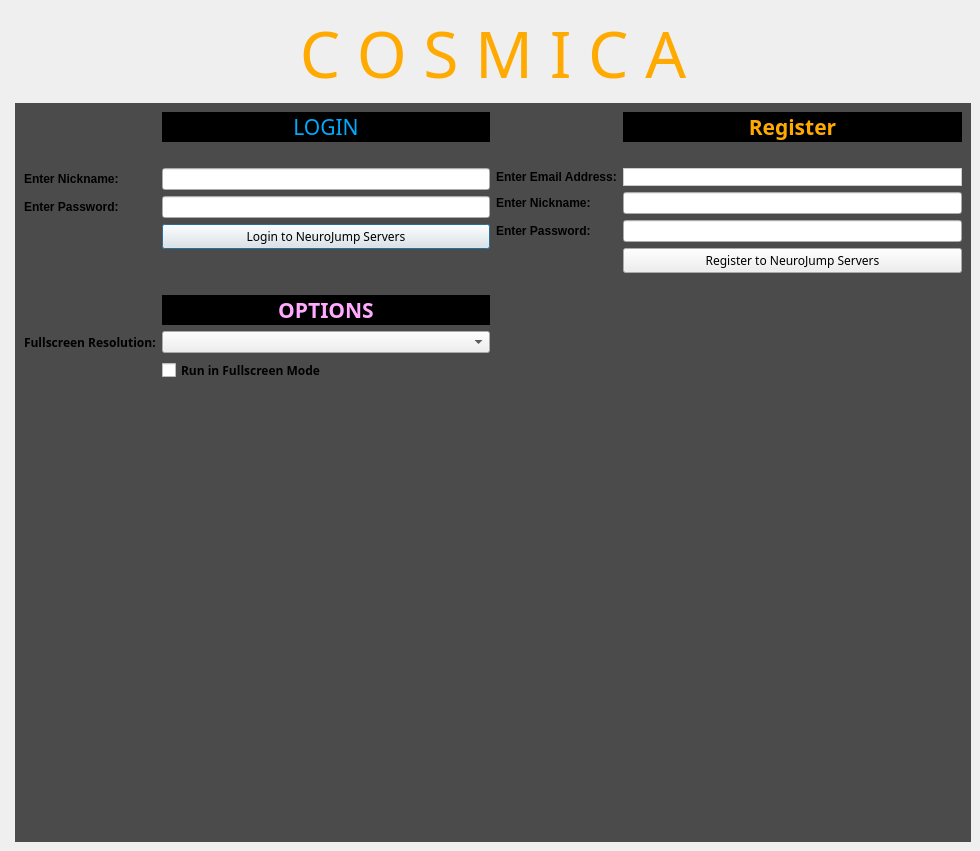
Qt form anw/Client/design.ui (colshag/cosmica) before a commit.
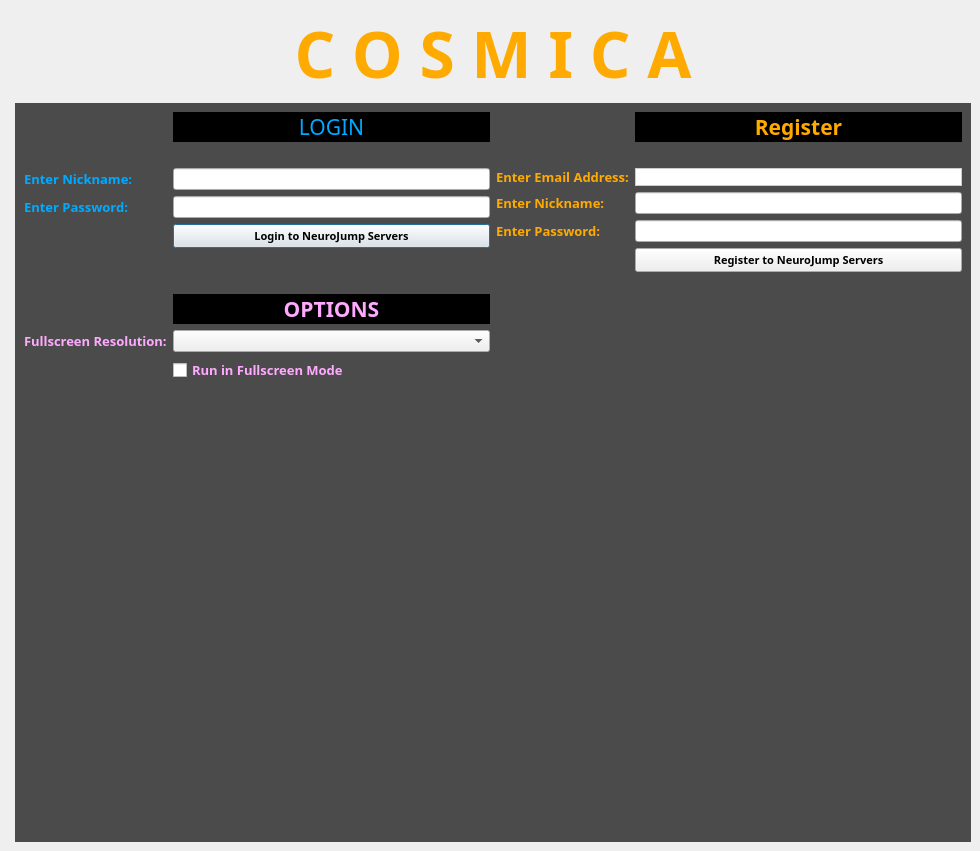
The same form after that commit. Icons and pictures are not drawn.

Commit message: launcher font changes

The edit to the form file:
```diff
--- a/anw/Client/design.ui
+++ b/anw/Client/design.ui
@@ -58,7 +58,10 @@
      <widget class="QLabel" name="label_3">
       <property name="font">
        <font>
-        <family>Terminator Two</family>
+        <family>Arial Black</family>
+        <pointsize>48</pointsize>
+        <weight>75</weight>
+        <bold>true</bold>
        </font>
       </property>
       <property name="text">
@@ -114,14 +117,14 @@
            <widget class="QLabel" name="label">
             <property name="font">
              <font>
-              <family>Yu Gothic UI</family>
-              <pointsize>9</pointsize>
+              <family>Arial Black</family>
+              <pointsize>10</pointsize>
               <weight>75</weight>
               <bold>true</bold>
              </font>
             </property>
             <property name="text">
-             <string>Enter Nickname:</string>
+             <string>&lt;html&gt;&lt;head/&gt;&lt;body&gt;&lt;p&gt;&lt;span style=&quot; color:#00aaff;&quot;&gt;Enter Nickname:&lt;/span&gt;&lt;/p&gt;&lt;/body&gt;&lt;/html&gt;</string>
             </property>
            </widget>
           </item>
@@ -136,14 +139,14 @@
            <widget class="QLabel" name="label_2">
             <property name="font">
              <font>
-              <family>Yu Gothic UI</family>
-              <pointsize>9</pointsize>
+              <family>Arial Black</family>
+              <pointsize>10</pointsize>
               <weight>75</weight>
               <bold>true</bold>
              </font>
             </property>
             <property name="text">
-             <string>Enter Password:</string>
+             <string>&lt;html&gt;&lt;head/&gt;&lt;body&gt;&lt;p&gt;&lt;span style=&quot; color:#00aaff;&quot;&gt;Enter Password:&lt;/span&gt;&lt;/p&gt;&lt;/body&gt;&lt;/html&gt;</string>
             </property>
            </widget>
           </item>
@@ -161,10 +164,10 @@
            <widget class="QPushButton" name="btnLogin">
             <property name="font">
              <font>
-              <family>RowdyHeavy</family>
-              <pointsize>9</pointsize>
-              <weight>50</weight>
-              <bold>false</bold>
+              <family>Arial Black</family>
+              <pointsize>8</pointsize>
+              <weight>75</weight>
+              <bold>true</bold>
              </font>
             </property>
             <property name="text">
@@ -209,14 +212,14 @@
            <widget class="QLabel" name="label_32">
             <property name="font">
              <font>
-              <family>Yu Gothic</family>
-              <pointsize>9</pointsize>
+              <family>Arial Black</family>
+              <pointsize>10</pointsize>
               <weight>75</weight>
               <bold>true</bold>
              </font>
             </property>
             <property name="text">
-             <string>Fullscreen Resolution:</string>
+             <string>&lt;html&gt;&lt;head/&gt;&lt;body&gt;&lt;p&gt;&lt;span style=&quot; color:#ffaaff;&quot;&gt;Fullscreen Resolution:&lt;/span&gt;&lt;/p&gt;&lt;/body&gt;&lt;/html&gt;</string>
             </property>
            </widget>
           </item>
@@ -227,12 +230,15 @@
            <widget class="QCheckBox" name="chkFullScreenMode">
             <property name="font">
              <font>
-              <family>Yu Gothic</family>
-              <pointsize>9</pointsize>
+              <family>Arial Black</family>
+              <pointsize>10</pointsize>
               <weight>75</weight>
               <bold>true</bold>
              </font>
             </property>
+            <property name="styleSheet">
+             <string notr="true">color: rgb(255, 170, 255);</string>
+            </property>
             <property name="text">
              <string>Run in Fullscreen Mode</string>
             </property>
@@ -274,14 +280,14 @@
            <widget class="QLabel" name="label_7">
             <property name="font">
              <font>
-              <family>Yu Gothic UI</family>
-              <pointsize>9</pointsize>
+              <family>Arial Black</family>
+              <pointsize>10</pointsize>
               <weight>75</weight>
               <bold>true</bold>
              </font>
             </property>
             <property name="text">
-             <string>Enter Email Address:</string>
+             <string>&lt;html&gt;&lt;head/&gt;&lt;body&gt;&lt;p&gt;&lt;span style=&quot; color:#ffaa00;&quot;&gt;Enter Email Address:&lt;/span&gt;&lt;/p&gt;&lt;/body&gt;&lt;/html&gt;</string>
             </property>
            </widget>
           </item>
@@ -296,14 +302,14 @@
            <widget class="QLabel" name="label_8">
             <property name="font">
              <font>
-              <family>Yu Gothic UI</family>
-              <pointsize>9</pointsize>
+              <family>Arial Black</family>
+              <pointsize>10</pointsize>
               <weight>75</weight>
               <bold>true</bold>
              </font>
             </property>
             <property name="text">
-             <string>Enter Nickname:</string>
+             <string>&lt;html&gt;&lt;head/&gt;&lt;body&gt;&lt;p&gt;&lt;span style=&quot; color:#ffaa00;&quot;&gt;Enter Nickname:&lt;/span&gt;&lt;/p&gt;&lt;/body&gt;&lt;/html&gt;</string>
             </property>
            </widget>
           </item>
@@ -318,14 +324,14 @@
            <widget class="QLabel" name="label_9">
             <property name="font">
              <font>
-              <family>Yu Gothic UI</family>
-              <pointsize>9</pointsize>
+              <family>Arial Black</family>
+              <pointsize>10</pointsize>
               <weight>75</weight>
               <bold>true</bold>
              </font>
             </property>
             <property name="text">
-             <string>Enter Password:</string>
+             <string>&lt;html&gt;&lt;head/&gt;&lt;body&gt;&lt;p&gt;&lt;span style=&quot; color:#ffaa00;&quot;&gt;Enter Password:&lt;/span&gt;&lt;/p&gt;&lt;/body&gt;&lt;/html&gt;</string>
             </property>
            </widget>
           </item>
@@ -343,10 +349,10 @@
            <widget class="QPushButton" name="btnRegister">
             <property name="font">
              <font>
-              <family>RowdyHeavy</family>
-              <pointsize>9</pointsize>
-              <weight>50</weight>
-              <bold>false</bold>
+              <family>Arial Black</family>
+              <pointsize>8</pointsize>
+              <weight>75</weight>
+              <bold>true</bold>
              </font>
             </property>
             <property name="text">
```
Left out of the diff: 169 changed lines with no effect on the pictures. The commit also changes 2 other files.
